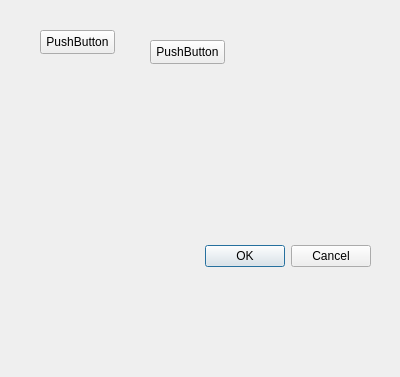
The window that subwindow.ui (davidzhengyes/ChessFENAgain) describes before a commit, drawn with Qt 5.
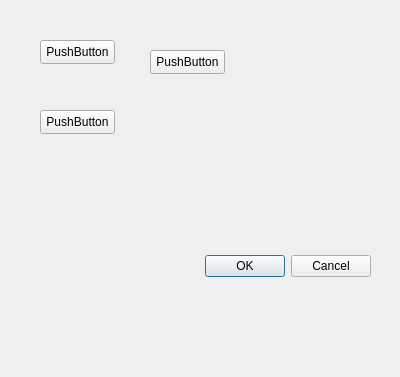
The same window after the commit.

```diff
--- a/subwindow.ui
+++ b/subwindow.ui
@@ -17,7 +17,7 @@
    <property name="geometry">
     <rect>
      <x>30</x>
-     <y>240</y>
+     <y>250</y>
      <width>341</width>
      <height>32</height>
     </rect>
@@ -33,7 +33,7 @@
    <property name="geometry">
     <rect>
      <x>40</x>
-     <y>30</y>
+     <y>40</y>
      <width>75</width>
      <height>24</height>
     </rect>
@@ -46,7 +46,20 @@
    <property name="geometry">
     <rect>
      <x>150</x>
-     <y>40</y>
+     <y>50</y>
+     <width>75</width>
+     <height>24</height>
+    </rect>
+   </property>
+   <property name="text">
+    <string>PushButton</string>
+   </property>
+  </widget>
+  <widget class="QPushButton" name="pushButton_3">
+   <property name="geometry">
+    <rect>
+     <x>40</x>
+     <y>110</y>
      <width>75</width>
      <height>24</height>
     </rect>
```
